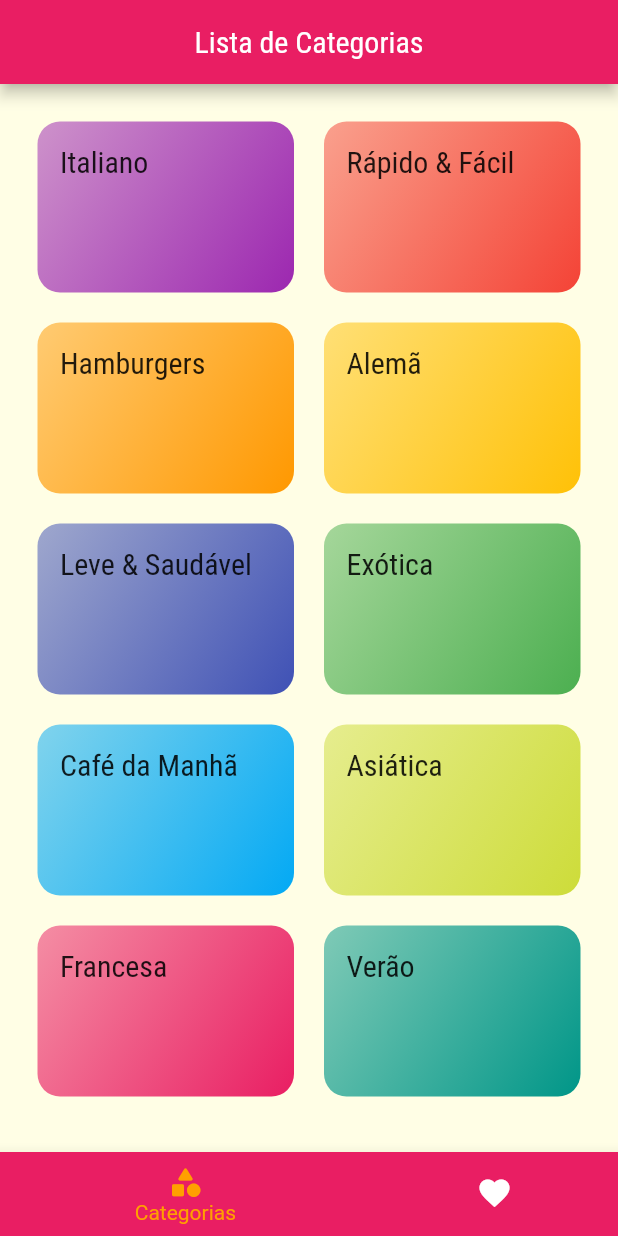
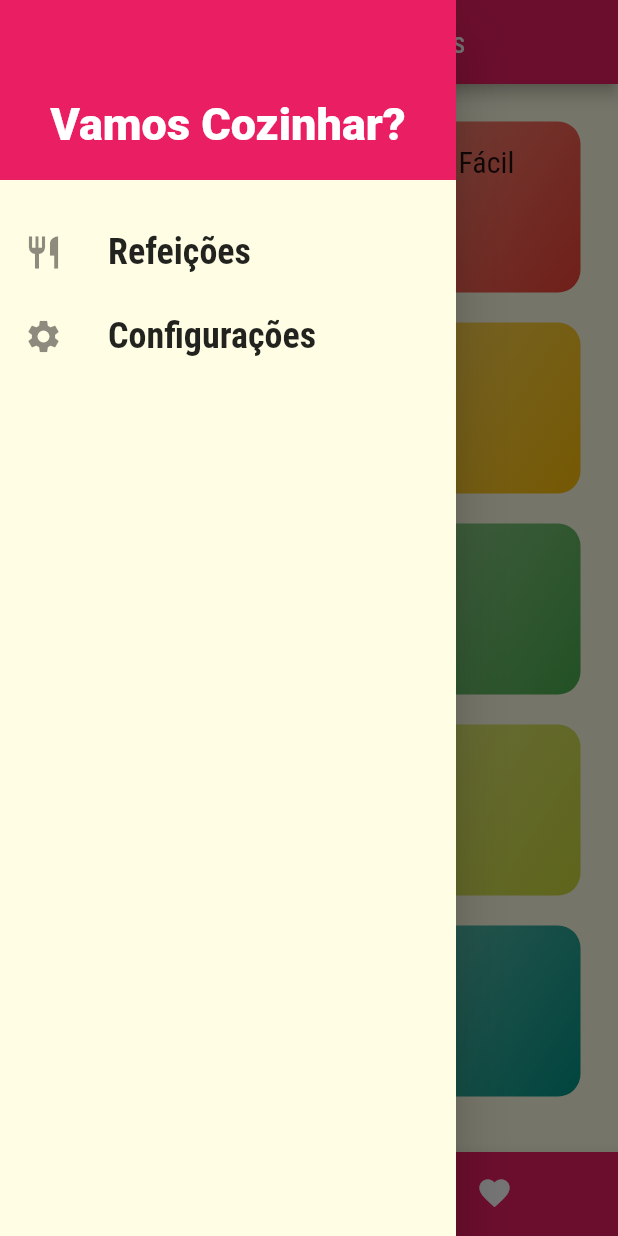
Before and after one commit to EduardoVitech/Revenue, a Flutter app: the screen it shows after launch, with the side drawer open (before the commit the screen has no drawer), on a phone screen of 412 x 824 dp. Run offline on Flutter 3.47's test engine with Material 2 defaults, Android fonts, the light colour scheme and no system bars.

Commit message:
Main Drawer

```diff
--- a/lib/pages/tabs_page/tabs_page.dart
+++ b/lib/pages/tabs_page/tabs_page.dart
@@ -1,6 +1,7 @@
 import 'package:flutter/material.dart';
 import 'package:revenue/pages/category_page/category_page.dart';
 import 'package:revenue/pages/favorite_page/favorite_page.dart';
+import 'package:revenue/widgets/main_drawer/main_drawer.dart';
 
 class TabsPage extends StatefulWidget {
   @override
@@ -33,6 +34,7 @@
           child: Text(_titles[_selectePageIndex]),
         ),
       ),
+      drawer: MainDrawer(),
       body: _pages[_selectePageIndex],
       bottomNavigationBar: BottomNavigationBar(
         onTap: _selectedPage,
--- /dev/null
+++ b/lib/widgets/main_drawer/main_drawer.dart
@@ -0,0 +1,49 @@
+import 'package:flutter/material.dart';
+
+class MainDrawer extends StatelessWidget {
+  Widget _createItem(IconData icon, String label) {
+    return ListTile(
+      leading: Icon(
+        icon,
+        size: 26,
+      ),
+      title: Text(
+        label,
+        style: const TextStyle(
+          fontFamily: 'RobotoCondensed',
+          fontSize: 24,
+          fontWeight: FontWeight.bold,
+        ),
+      ),
+      onTap: () {},
+    );
+  }
+
+  @override
+  Widget build(BuildContext context) {
+    return Drawer(
+      child: Column(
+        children: [
+          Container(
+            height: 120,
+            width: double.infinity,
+            alignment: Alignment.bottomCenter,
+            padding: const EdgeInsets.all(20),
+            color: Theme.of(context).primaryColor,
+            child: const Text(
+              'Vamos Cozinhar?',
+              style: TextStyle(
+                fontWeight: FontWeight.w900,
+                fontSize: 30,
+                color: Colors.white,
+              ),
+            ),
+          ),
+          const SizedBox(height: 20),
+          _createItem(Icons.restaurant, 'Refeições'),
+          _createItem(Icons.settings, 'Configurações'),
+        ],
+      ),
+    );
+  }
+}
```
